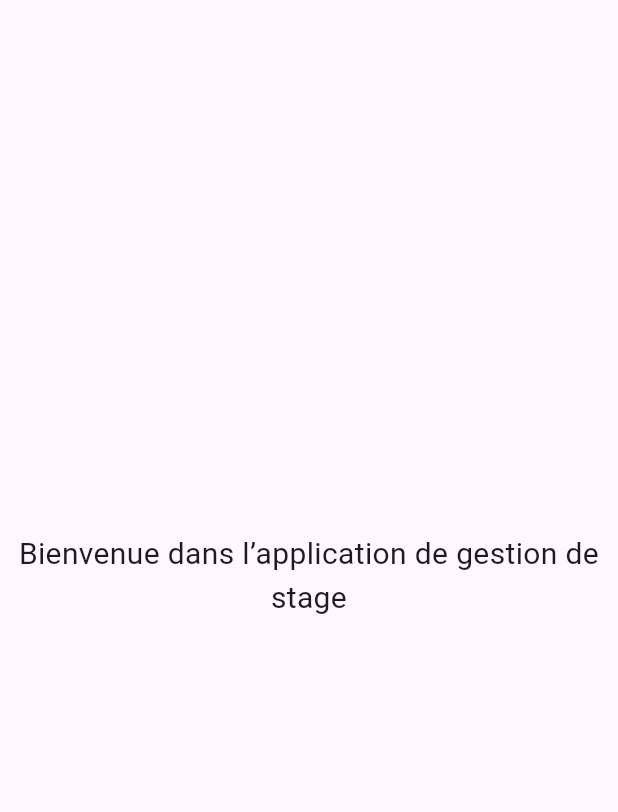
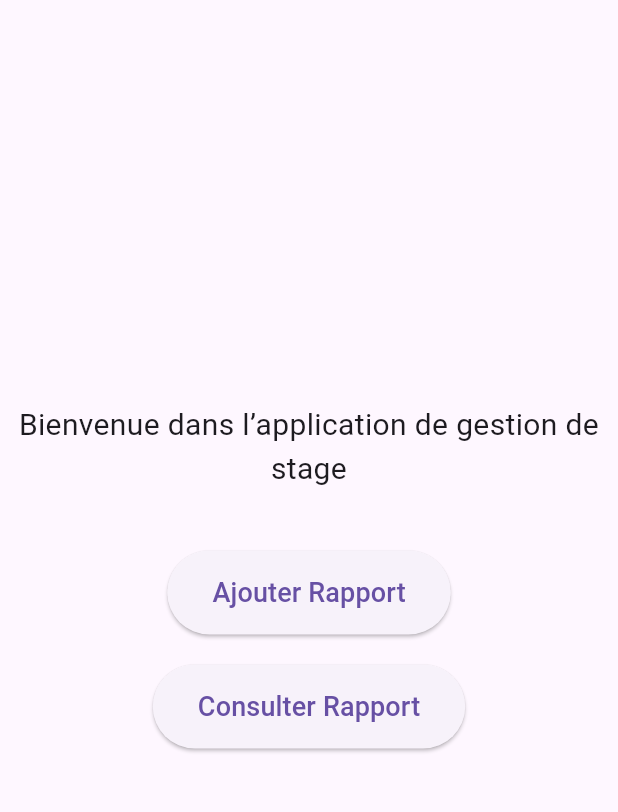
Before and after one commit to yakinebenali/Gestion-de-stage-rapport, a Flutter app: the screen it shows after launch, on a phone screen of 412 x 824 dp, the part 84-896 px from its top. Run offline on Flutter 3.47's test engine with Material 3 defaults, Android fonts, the phone set to English and light mode, and no system bars; our stand-ins replace file_picker.

Commit message:
add:`AjoutRapport`partie`frontend `

```diff
--- a/frontend/gestionstage/lib/main.dart
+++ b/frontend/gestionstage/lib/main.dart
@@ -1,4 +1,6 @@
 import 'package:flutter/material.dart';
+import 'package:gestionstage/ajoutRaport.dart';
+
 
 void main() {
   runApp(const MyApp());
@@ -11,18 +13,63 @@ class MyApp extends StatelessWidget {
   Widget build(BuildContext context) {
     return MaterialApp(
       debugShowCheckedModeBanner: false,
-      home: Scaffold(
+      theme: ThemeData(primarySwatch: Colors.blue),
+      home: const HomeScreen(), // Page d'accueil avec les boutons
+    );
+  }
+}
+
+// Page d'accueil avec les boutons
+class HomeScreen extends StatelessWidget {
+  const HomeScreen({super.key});
+
+  @override
+  Widget build(BuildContext context) {
+    return Scaffold(
       appBar: AppBar(
         title: const Text('Gestion de stage'),
         backgroundColor: Colors.blueAccent,
         centerTitle: true,
       ),
-        body: const Center(
-          child: Text(
+      body: Center(
+        child: Column(
+          mainAxisAlignment: MainAxisAlignment.center,
+          children: [
+            const Text(
               'Bienvenue dans l’application de gestion de stage',
               style: TextStyle(fontSize: 20),
               textAlign: TextAlign.center,
             ),
+            const SizedBox(height: 40),
+            // Bouton Ajouter Rapport
+            ElevatedButton(
+              onPressed: () {
+                Navigator.push(
+                  context,
+                  MaterialPageRoute(builder: (context) => AddRapportScreen()),
+                );
+              },
+              style: ElevatedButton.styleFrom(
+                padding: const EdgeInsets.symmetric(horizontal: 30, vertical: 15),
+              ),
+              child: const Text('Ajouter Rapport', style: TextStyle(fontSize: 18)),
+            ),
+            const SizedBox(height: 20),
+            // Bouton Consulter Rapport
+            ElevatedButton(
+              onPressed: () {
+                // Placeholder pour la page de consultation
+                // Navigator.push(
+                //   context,
+                //   MaterialPageRoute(builder: (context) => const ConsultRapportScreen()),
+                // );
+              },
+              style: ElevatedButton.styleFrom(
+                padding: const EdgeInsets.symmetric(horizontal: 30, vertical: 15),
+              ),
+              child: const Text('Consulter Rapport', style: TextStyle(fontSize: 18)),
+            ),
+          ],
         ),
       ),
     );
--- a/frontend/gestionstage/pubspec.yaml
+++ b/frontend/gestionstage/pubspec.yaml
@@ -45,7 +45,8 @@ dev_dependencies:
   # package. See that file for information about deactivating specific lint
   # rules and activating additional ones.
   flutter_lints: ^5.0.0
-
+  http: ^1.2.2
+  file_picker: ^6.2.1
 # For information on the generic Dart part of this file, see the
 # following page: https://dart.dev/tools/pub/pubspec
 
```
Also changed, not shown: frontend/gestionstage/lib/ajoutRaport.dart (added, +206 -0 lines), frontend/gestionstage/pubspec.lock, 5 other files. Lines whose indentation alone changed are shown as unchanged.
